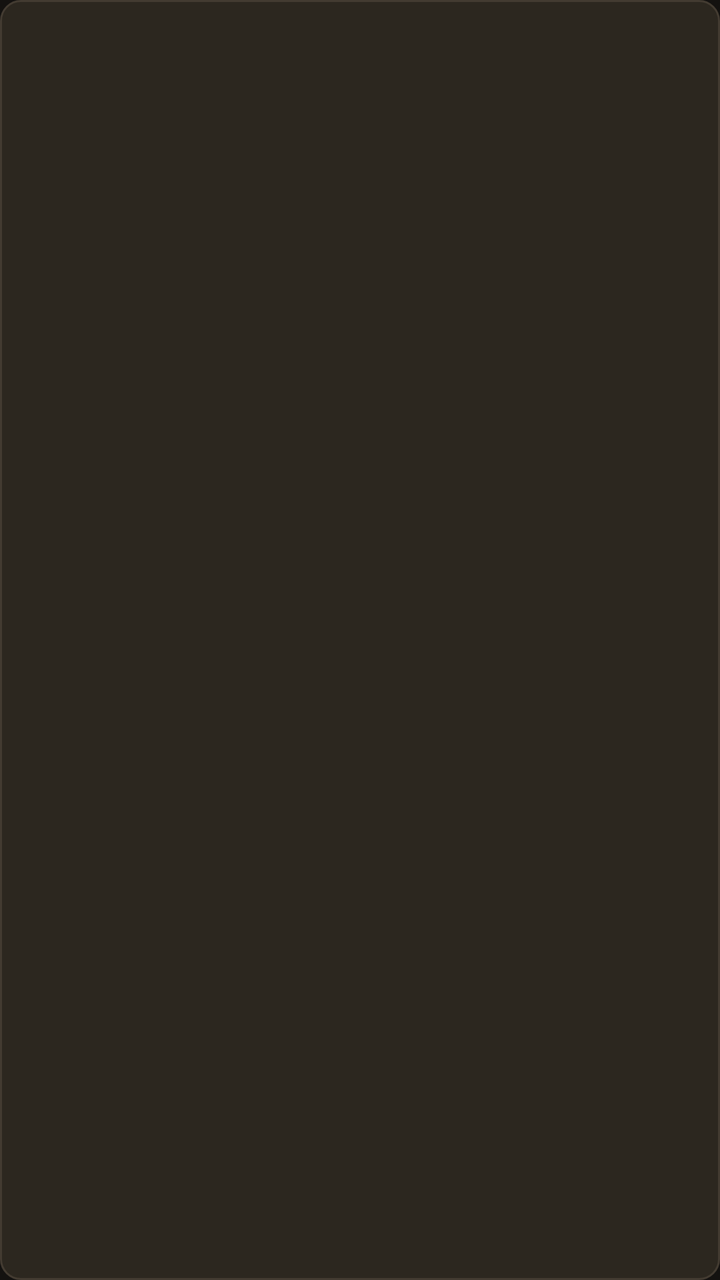
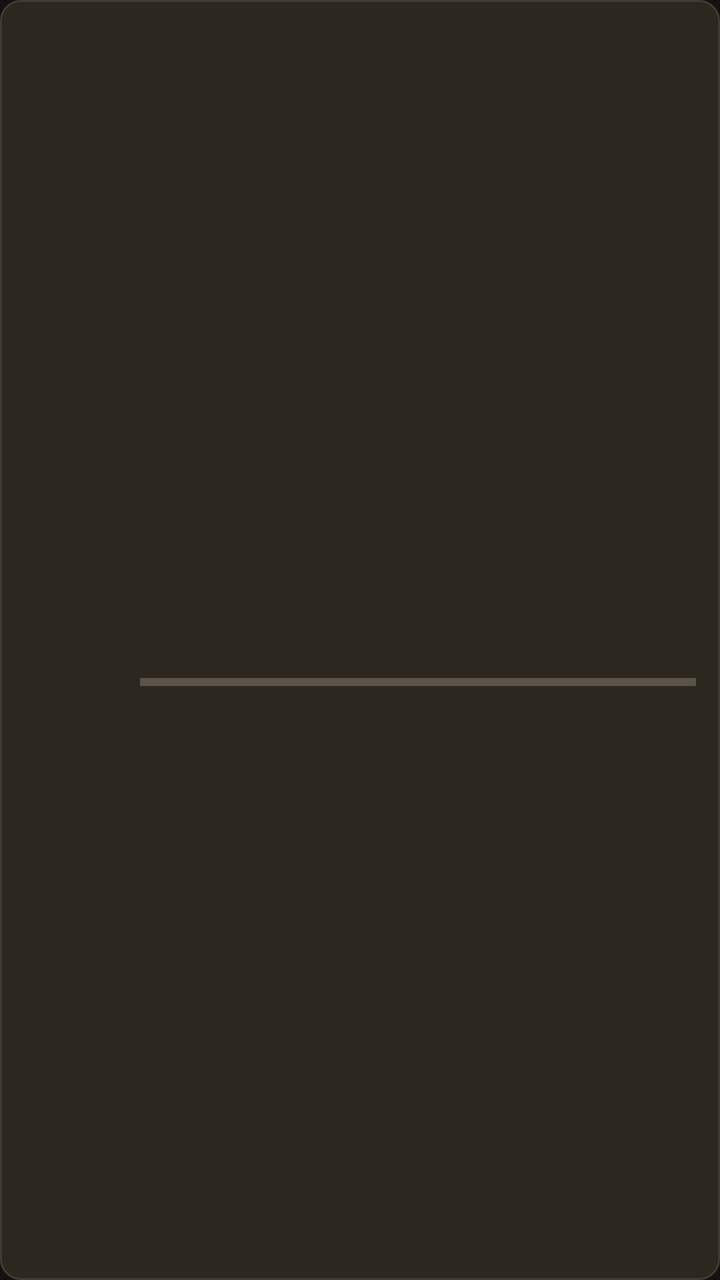

The first picture is an Android layout as it rendered before a commit; the second is the same layout after the commit. The layout source and the unified diff follow.
<!-- AndroidManifest.xml: application theme Theme.OlympusIptv -->
<!-- res/layout/item_mini_guide.xml -->
<?xml version="1.0" encoding="utf-8"?>
<TextView xmlns:android="http://schemas.android.com/apk/res/android"
    android:id="@+id/miniGuideName"
    android:layout_width="match_parent"
    android:layout_height="48dp"
    android:background="@drawable/bg_fresh_focusable"
    android:ellipsize="end"
    android:focusable="true"
    android:gravity="center_vertical"
    android:maxLines="1"
    android:paddingHorizontal="16dp"
    android:textColor="@color/text_primary"
    android:textSize="16sp" />
<!-- resources referenced by this layout -->
<resources>
  <color name="text_primary">#F6F1E7</color>
  <!-- drawable bg_fresh_focusable (drawable) -->
  <?xml version="1.0" encoding="utf-8"?>
  <selector xmlns:android="http://schemas.android.com/apk/res/android">
      <item android:state_focused="true">
          <shape>
              <solid android:color="@color/bg_elevated" />
              <corners android:radius="10dp" />
              <stroke
                  android:width="3dp"
                  android:color="@color/focus" />
          </shape>
      </item>
      <item android:state_selected="true">
          <shape>
              <solid android:color="@color/accent_dim" />
              <corners android:radius="10dp" />
              <stroke
                  android:width="2dp"
                  android:color="@color/accent" />
          </shape>
      </item>
      <item>
          <shape>
              <solid android:color="@color/bg_panel" />
              <corners android:radius="10dp" />
              <stroke
                  android:width="1dp"
                  android:color="@color/stroke" />
          </shape>
      </item>
  </selector>
  <style name="Theme.OlympusIptv" parent="Theme.AppCompat.NoActionBar">
          <item name="android:windowBackground">@color/bg</item>
          <item name="android:colorBackground">@color/bg</item>
          <item name="android:textColorPrimary">@color/text_primary</item>
          <item name="android:textColorSecondary">@color/text_secondary</item>
          <item name="colorPrimary">@color/accent</item>
          <item name="colorAccent">@color/accent</item>
          <item name="android:statusBarColor">@color/bg</item>
          <item name="android:navigationBarColor">@color/bg</item>
          <item name="android:windowFullscreen">true</item>
      </style>
  <color name="bg_elevated">#221F1A</color>
  <color name="focus">#F0C48A</color>
  <color name="accent_dim">#B07A38</color>
  <color name="accent">#E2A15A</color>
  <color name="bg_panel">#2C271F</color>
  <color name="stroke">#433B31</color>
  <color name="bg">#141210</color>
  <color name="text_secondary">#C9BBA8</color>
</resources>

<!-- the commit's change to res/layout/item_mini_guide.xml (unified diff, before → after) -->
@@ -1,13 +1,94 @@
 <?xml version="1.0" encoding="utf-8"?>
-<TextView xmlns:android="http://schemas.android.com/apk/res/android"
-    android:id="@+id/miniGuideName"
+<LinearLayout xmlns:android="http://schemas.android.com/apk/res/android"
     android:layout_width="match_parent"
-    android:layout_height="48dp"
+    android:layout_height="72dp"
     android:background="@drawable/bg_fresh_focusable"
-    android:ellipsize="end"
     android:focusable="true"
     android:gravity="center_vertical"
-    android:maxLines="1"
-    android:paddingHorizontal="16dp"
-    android:textColor="@color/text_primary"
-    android:textSize="16sp" />
+    android:orientation="horizontal"
+    android:paddingHorizontal="12dp"
+    android:paddingVertical="8dp">
+
+    <ImageView
+        android:id="@+id/miniGuideLogo"
+        android:layout_width="48dp"
+        android:layout_height="48dp"
+        android:contentDescription="@null"
+        android:scaleType="fitCenter" />
+
+    <LinearLayout
+        android:layout_width="0dp"
+        android:layout_height="wrap_content"
+        android:layout_marginStart="10dp"
+        android:layout_weight="1"
+        android:orientation="vertical">
+
+            <TextView
+                android:id="@+id/miniGuideName"
+                android:layout_width="match_parent"
+                android:layout_height="wrap_content"
+                android:ellipsize="end"
+                android:maxLines="1"
+                android:textColor="@color/text_primary"
+                android:textSize="16sp"
+                android:textStyle="bold" />
+
+            <LinearLayout
+                android:id="@+id/miniLiveBars"
+                android:layout_width="16dp"
+                android:layout_height="12dp"
+                android:layout_marginTop="2dp"
+                android:gravity="bottom"
+                android:orientation="horizontal"
+                android:visibility="gone">
+
+                <View
+                    android:layout_width="3dp"
+                    android:layout_height="5dp"
+                    android:layout_marginEnd="2dp"
+                    android:background="#FFE0B15A" />
+
+                <View
+                    android:layout_width="3dp"
+                    android:layout_height="10dp"
+                    android:layout_marginEnd="2dp"
+                    android:background="#FFE0B15A" />
+
+                <View
+                    android:layout_width="3dp"
+                    android:layout_height="7dp"
+                    android:background="#FFE0B15A" />
+            </LinearLayout>
+
+        <TextView
+            android:id="@+id/miniGuideShow"
+            android:layout_width="match_parent"
+            android:layout_height="wrap_content"
+            android:ellipsize="end"
+            android:maxLines="1"
+            android:textColor="@color/text_secondary"
+            android:textSize="12sp" />
+
+        <ProgressBar
+            android:id="@+id/miniGuideProgress"
+            style="?android:attr/progressBarStyleHorizontal"
+            android:layout_width="match_parent"
+            android:layout_height="4dp"
+            android:layout_marginTop="4dp"
+            android:max="1000"
+            android:progressTint="#FFE0B15A" />
+    </LinearLayout>
+
+    <TextView
+        android:id="@+id/miniGuideBadge"
+        android:layout_width="wrap_content"
+        android:layout_height="wrap_content"
+        android:layout_marginStart="8dp"
+        android:background="@drawable/bg_search_pill"
+        android:paddingHorizontal="8dp"
+        android:paddingVertical="4dp"
+        android:textColor="#FFE0B15A"
+        android:textSize="11sp"
+        android:textStyle="bold"
+        android:visibility="gone" />
+</LinearLayout>
<!-- resource entries referenced after the edit -->
@@ -32,6 +32,15 @@
           </shape>
       </item>
   </selector>
+  <!-- drawable bg_search_pill (drawable) -->
+  <?xml version="1.0" encoding="utf-8"?>
+  <shape xmlns:android="http://schemas.android.com/apk/res/android">
+      <solid android:color="#22E0B15A" />
+      <stroke
+          android:width="2dp"
+          android:color="#FFE0B15A" />
+      <corners android:radius="18dp" />
+  </shape>
   <style name="Theme.OlympusIptv" parent="Theme.AppCompat.NoActionBar">
           <item name="android:windowBackground">@color/bg</item>
           <item name="android:colorBackground">@color/bg</item>
